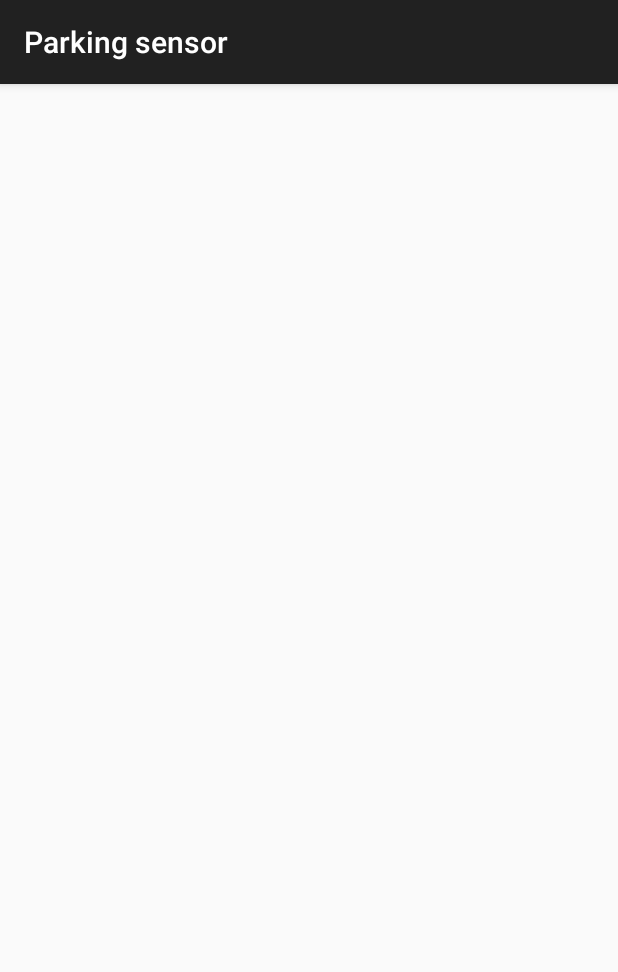
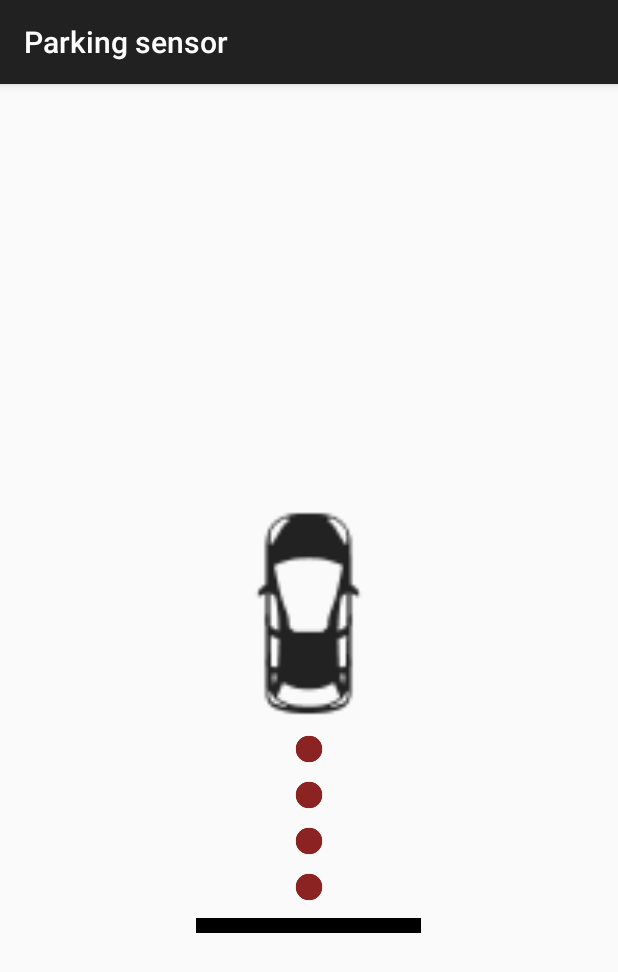
Before and after one commit to ScaY/parking-sensor, an Android app: the fragment ParkingFragment placed in its activity, on a phone screen of 412 x 824 dp. Shown: the top 972 px of the screen. Run offline under Robolectric (Android 15) with nearby library versions, the phone set to English and light mode, and no system bars; libraries missing offline, so code that uses them is left out: com.zl.reik; 5 statements that could not run were skipped.

Commit message:
Added new animation for parking mode.

```diff
--- a/app/src/main/java/fr/isen/m2/elecauto/parkingsensors/fragments/ParkingFragment.java
+++ b/app/src/main/java/fr/isen/m2/elecauto/parkingsensors/fragments/ParkingFragment.java
@@ -1,19 +1,22 @@
 package fr.isen.m2.elecauto.parkingsensors.fragments;
 
 import android.bluetooth.BluetoothSocket;
+import android.media.MediaPlayer;
 import android.os.Bundle;
 import android.support.annotation.Nullable;
+import android.util.Log;
 import android.view.LayoutInflater;
 import android.view.View;
 import android.view.ViewGroup;
-import android.view.animation.AccelerateInterpolator;
-import android.view.animation.AlphaAnimation;
-import android.view.animation.Animation;
 import android.view.animation.AnimationSet;
-import android.view.animation.DecelerateInterpolator;
+import android.widget.ImageView;
 import android.widget.TextView;
 
+import java.util.ArrayList;
+import java.util.List;
+
 import fr.isen.m2.elecauto.parkingsensors.R;
+import fr.isen.m2.elecauto.parkingsensors.activities.MainActivity;
 import fr.isen.m2.elecauto.parkingsensors.threads.RetrieveData;
 import fr.isen.m2.elecauto.parkingsensors.threads.RetrieveDataParking;
 
@@ -24,6 +27,8 @@ public class ParkingFragment extends SocketFragment {
 
     private TextView tvDistance;
     private AnimationSet animation;
+    private List<ImageView> circles;
+    private MediaPlayer mp;
 
     public static ParkingFragment newInstance(BluetoothSocket mmSocket) {
         ParkingFragment fragment = new ParkingFragment();
@@ -37,23 +42,14 @@ public class ParkingFragment extends SocketFragment {
         // Inflate the view
         View view = inflater.inflate(R.layout.fragment_parking, container, false);
 
-        // Retrieving the view element
-        tvDistance = (TextView) view.findViewById(R.id.sensor_tv_distance);
+        circles = new ArrayList<>(4);
+        circles.add((ImageView) view.findViewById(R.id.circle1));
+        circles.add((ImageView) view.findViewById(R.id.circle2));
+        circles.add((ImageView) view.findViewById(R.id.circle3));
+        circles.add((ImageView) view.findViewById(R.id.circle4));
 
 
-        Animation fadeIn = new AlphaAnimation(0, 1);
-        fadeIn.setInterpolator(new DecelerateInterpolator());
-        fadeIn.setDuration(1000);
-
-        Animation fadeOut = new AlphaAnimation(1, 0);
-        fadeOut.setInterpolator(new AccelerateInterpolator());
-        fadeOut.setStartOffset(1000);
-        fadeOut.setDuration(1000);
-
-        animation = new AnimationSet(false);
-        animation.addAnimation(fadeIn);
-        animation.addAnimation(fadeOut);
-        tvDistance.setAnimation(animation);
+        mp = MediaPlayer.create(getContext(), R.raw.warning_sound);
 
         readData();
 
@@ -61,16 +57,37 @@ public class ParkingFragment extends SocketFragment {
     }
 
     public void readData() {
+        final ParkingFragment ref = this;
         new Thread(new Runnable() {
             @Override
             public void run() {
                 // Read the data
-                RetrieveData retrieveData = new RetrieveDataParking(bluetoothSocket, getActivity(),
-                        animation, tvDistance);
+                RetrieveData retrieveData = new RetrieveDataParking(bluetoothSocket, getActivity(), ref);
                 retrieveData.run();
             }
         }).start();
     }
 
+    public void updateCircle(int distance) {
+        Log.d(MainActivity.TAG, "Distance " + distance);
+        distance = Math.min(distance, 4);
+        for (int i = 0; i < distance; i++) {
+            circles.get(i).setVisibility(View.VISIBLE);
+        }
+        if (distance == 1) {
+            mp.start();
+        } else {
+            if (mp.isPlaying()) {
+                mp.stop();
+                mp.release();
+                mp = MediaPlayer.create(getActivity(), R.raw.warning_sound);
+            }
+        }
+        if (distance < 4) {
+            for (int i = distance; i < 4; i++) {
+                circles.get(i).setVisibility(View.GONE);
+            }
+        }
+    }
 
 }
--- a/app/src/main/java/fr/isen/m2/elecauto/parkingsensors/fragments/SocketFragment.java
+++ b/app/src/main/java/fr/isen/m2/elecauto/parkingsensors/fragments/SocketFragment.java
@@ -6,14 +6,9 @@ import android.support.v4.app.Fragment;
 /**
  * Created by stephane on 14/02/16.
  */
-public class SocketFragment extends Fragment {
+public abstract class SocketFragment extends Fragment {
 
     protected BluetoothSocket bluetoothSocket;
 
-    public static SocketFragment init(BluetoothSocket bluetoothSocket){
-        SocketFragment fragment = new SocketFragment();
-        fragment.bluetoothSocket = bluetoothSocket;
-        return fragment;
-    }
-
+    protected abstract void readData();
 }
--- a/app/src/main/java/fr/isen/m2/elecauto/parkingsensors/threads/RetrieveDataAlarm.java
+++ b/app/src/main/java/fr/isen/m2/elecauto/parkingsensors/threads/RetrieveDataAlarm.java
@@ -32,7 +32,7 @@ public class RetrieveDataAlarm extends RetrieveData {
             previousValue = Integer.valueOf(value);
         }
 
-        if (isInteger(value, 10) && previousValue != Integer.valueOf(value)) {
+        if (isInteger(value) && previousValue != Integer.valueOf(value)) {
             FragmentManager fm = activity.getSupportFragmentManager();
             FragmentTransaction ft = fm.beginTransaction();
             ft.replace(R.id.container, AlarmNotSafeFragment.newInstance());
@@ -41,12 +41,10 @@ public class RetrieveDataAlarm extends RetrieveData {
         }
     }
 
-    private boolean isInteger(String s, int radix) {
+    private boolean isInteger(String s) {
         Scanner sc = new Scanner(s.trim());
-        if (!sc.hasNextInt(radix)) return false;
-        // we know it starts with a valid int, now make sure
-        // there's nothing left!
-        sc.nextInt(radix);
+        if (!sc.hasNextInt()) return false;
+        sc.nextInt();
         boolean result = !sc.hasNext();
         sc.close();
         return result;
--- a/app/src/main/java/fr/isen/m2/elecauto/parkingsensors/threads/RetrieveDataParking.java
+++ b/app/src/main/java/fr/isen/m2/elecauto/parkingsensors/threads/RetrieveDataParking.java
@@ -2,8 +2,10 @@ package fr.isen.m2.elecauto.parkingsensors.threads;
 
 import android.app.Activity;
 import android.bluetooth.BluetoothSocket;
-import android.view.animation.AnimationSet;
-import android.widget.TextView;
+import android.util.Log;
+
+import fr.isen.m2.elecauto.parkingsensors.activities.MainActivity;
+import fr.isen.m2.elecauto.parkingsensors.fragments.ParkingFragment;
 
 /**
  * Created by stephane on 14/02/16.
@@ -11,15 +13,12 @@ import android.widget.TextView;
 public class RetrieveDataParking extends RetrieveData {
 
     private Activity activity;
-    private AnimationSet animationSet;
-    private TextView textView;
+    private ParkingFragment fragment;
 
-    public RetrieveDataParking(BluetoothSocket socket, Activity activity, AnimationSet animationSet,
-                               TextView textView) {
+    public RetrieveDataParking(BluetoothSocket socket, Activity activity, ParkingFragment fragment) {
         super(socket);
         this.activity = activity;
-        this.animationSet = animationSet;
-        this.textView = textView;
+        this.fragment = fragment;
     }
 
     @Override
@@ -27,9 +26,12 @@ public class RetrieveDataParking extends RetrieveData {
         activity.runOnUiThread(new Runnable() {
             @Override
             public void run() {
-                // Start the animation.
-                animationSet.start();
-                textView.setText(finalValue);
+                try{
+                    int distance = Integer.parseInt(finalValue);
+                    fragment.updateCircle(distance);
+                }catch (NumberFormatException e){
+                    Log.d(MainActivity.TAG, "Bad distance");
+                }
             }
         });
 
--- a/app/src/main/res/layout/fragment_parking.xml
+++ b/app/src/main/res/layout/fragment_parking.xml
@@ -2,16 +2,60 @@
 <LinearLayout xmlns:android="http://schemas.android.com/apk/res/android"
     android:layout_width="match_parent"
     android:layout_height="match_parent"
-    android:orientation="vertical"
-    android:gravity="center">
+    android:orientation="vertical">
 
-    <TextView
-        android:id="@+id/sensor_tv_distance"
-        android:layout_width="300dp"
-        android:layout_height="300dp"
-        android:layout_gravity="center"
-        android:background="@drawable/animation_circle"
-        android:gravity="center"
-        android:textSize="120dp" />
 
+    <LinearLayout
+        android:layout_width="match_parent"
+        android:layout_height="0dp"
+        android:layout_weight=".8"
+        android:gravity="center|bottom"
+        android:orientation="vertical">
+
+        <ImageView
+            android:layout_width="150dp"
+            android:layout_height="150dp"
+            android:background="@mipmap/ic_car_top" />
+
+        <ImageView
+            android:id="@+id/circle1"
+            android:layout_width="20dp"
+            android:layout_height="20dp"
+            android:layout_margin="5dp"
+            android:background="@mipmap/ic_circle" />
+
+        <ImageView
+            android:id="@+id/circle2"
+            android:layout_width="20dp"
+            android:layout_height="20dp"
+            android:layout_margin="5dp"
+            android:background="@mipmap/ic_circle" />
+
+        <ImageView
+            android:id="@+id/circle3"
+            android:layout_width="20dp"
+            android:layout_height="20dp"
+            android:layout_margin="5dp"
+            android:background="@mipmap/ic_circle" />
+
+        <ImageView
+            android:id="@+id/circle4"
+            android:layout_width="20dp"
+            android:layout_height="20dp"
+            android:layout_margin="5dp"
+            android:background="@mipmap/ic_circle" />
+    </LinearLayout>
+
+    <LinearLayout
+        android:layout_width="match_parent"
+        android:layout_height="0dp"
+        android:layout_weight=".3"
+        android:gravity="top|center">
+
+        <View
+            android:layout_width="150dp"
+            android:layout_height="10dp"
+            android:layout_margin="5dp"
+            android:background="@android:color/black" />
+    </LinearLayout>
 </LinearLayout>
```
Also changed, not shown: app/src/main/ic_car_top-web.png (added), app/src/main/ic_circle-web.png (added), app/src/main/res/mipmap-hdpi/ic_car_top.png (added), app/src/main/res/mipmap-hdpi/ic_circle.png (added), app/src/main/res/mipmap-mdpi/ic_car_top.png (added), app/src/main/res/mipmap-mdpi/ic_circle.png (added), app/src/main/res/mipmap-xhdpi/ic_car_top.png (added), app/src/main/res/mipmap-xhdpi/ic_circle.png (added), app/src/main/res/mipmap-xxhdpi/ic_car_top.png (added), app/src/main/res/mipmap-xxhdpi/ic_circle.png (added), app/src/main/res/mipmap-xxxhdpi/ic_car_top.png (added), app/src/main/res/mipmap-xxxhdpi/ic_circle.png (added), 1 other file.
